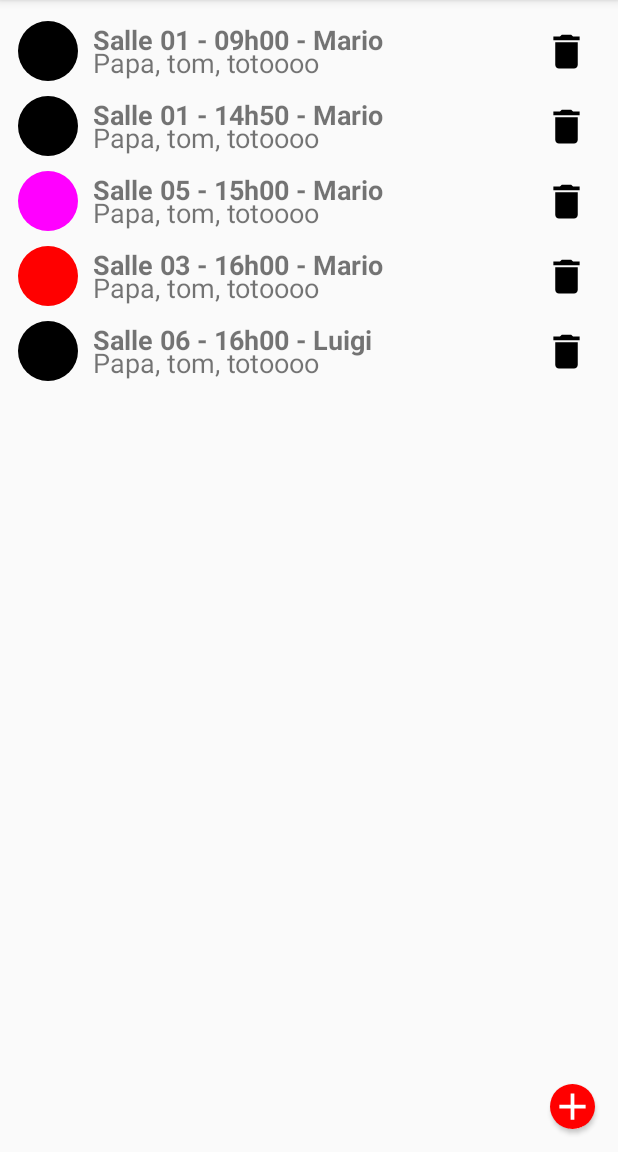
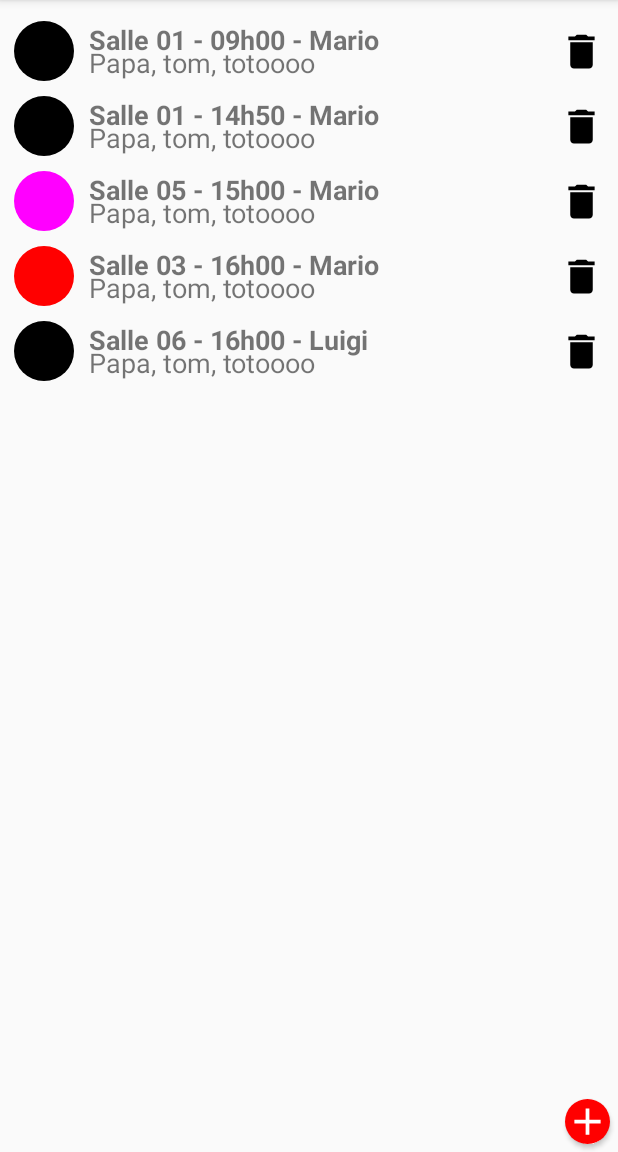
Before and after one commit to Boco0711/MaReu, an Android app: the screen it shows after launch (MainActivity), on a phone screen of 412 x 824 dp, the part 84-1236 px from its top. Run offline under Robolectric (Android 15) with nearby library versions, the phone set to English and light mode, and no system bars; our stand-ins replace EventBus.

Commit message:
Optimisation des dimensions

```diff
--- a/app/src/main/res/values-small/dimens.xml
+++ b/app/src/main/res/values-small/dimens.xml
@@ -1,20 +1,20 @@
 <?xml version="1.0" encoding="utf-8"?>
 <resources>
     <dimen name="size_text">20sp</dimen>
-    <dimen name="text_height">40dp</dimen>
+    <dimen name="text_height">45dp</dimen>
     <dimen name="margin_text">15dp</dimen>
 
     <dimen name="padding_scrollview">10dp</dimen>
 
     <dimen name="size_image_height">40dp</dimen>
     <dimen name="size_image_width">@dimen/size_image_height</dimen>
-    <dimen name="margin_image_left">10dp</dimen>
-    <dimen name="margin_text_left">55dp</dimen>
+    <dimen name="margin_image_left">2dp</dimen>
+    <dimen name="margin_text_left">45dp</dimen>
 
 
     <dimen name="size_button_height">30dp</dimen>
     <dimen name="size_button_width">@dimen/size_button_height</dimen>
 
-    <dimen name="margin_button_right">15dp</dimen>
-    <dimen name="margin_text_right">45dp</dimen>
+    <dimen name="margin_button_right">2dp</dimen>
+    <dimen name="margin_text_right">35dp</dimen>
 </resources>
--- a/app/src/main/res/values-xlarge/dimens.xml
+++ b/app/src/main/res/values-xlarge/dimens.xml
@@ -1,22 +1,22 @@
 <?xml version="1.0" encoding="utf-8"?>
 <resources>
-    <dimen name="size_text">40sp</dimen>
+    <dimen name="size_text">30sp</dimen>
     <dimen name="text_height">60dp</dimen>
     <dimen name="margin_text">40dp</dimen>
 
     <dimen name="padding_scrollview">100dp</dimen>
 
-    <dimen name="size_image_height">100dp</dimen>
+    <dimen name="size_image_height">80dp</dimen>
     <dimen name="size_image_width">@dimen/size_image_height</dimen>
-    <dimen name="margin_image_left">30dp</dimen>
-    <dimen name="margin_text_left">140dp</dimen>
+    <dimen name="margin_image_left">15dp</dimen>
+    <dimen name="margin_text_left">105dp</dimen>
 
 
-    <dimen name="size_button_height">100dp</dimen>
+    <dimen name="size_button_height">80dp</dimen>
     <dimen name="size_button_width">@dimen/size_button_height</dimen>
 
-    <dimen name="margin_button_right">30dp</dimen>
-    <dimen name="margin_text_right">130dp</dimen>
+    <dimen name="margin_button_right">15dp</dimen>
+    <dimen name="margin_text_right">95dp</dimen>
 
 
 </resources>
--- a/app/src/main/res/values/dimens.xml
+++ b/app/src/main/res/values/dimens.xml
@@ -8,14 +8,14 @@
 
     <dimen name="size_image_height">40dp</dimen>
     <dimen name="size_image_width">@dimen/size_image_height</dimen>
-    <dimen name="margin_image_left">8dp</dimen>
-    <dimen name="margin_text_left">58dp</dimen>
+    <dimen name="margin_image_left">5dp</dimen>
+    <dimen name="margin_text_left">55dp</dimen>
 
     <dimen name="size_button_height">30dp</dimen>
     <dimen name="size_button_width">@dimen/size_button_height</dimen>
 
-    <dimen name="margin_button_right">15dp</dimen>
-    <dimen name="margin_text_right">45dp</dimen>
+    <dimen name="margin_button_right">5dp</dimen>
+    <dimen name="margin_text_right">35dp</dimen>
 
 
 
```
